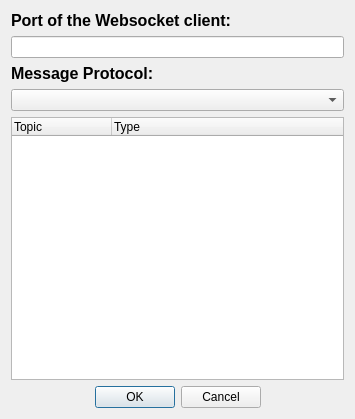
The window that websocket_client.ui (facontidavide/PlotJuggler) describes before a commit, drawn with Qt 5.
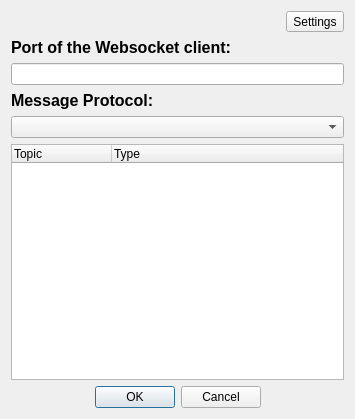
The same window after the commit.

Commit message: Settings_dialog added and max_rate topics control | Status: Compile/Run

What changed in the file:
```diff
--- a/websocket_client.ui
+++ b/websocket_client.ui
@@ -14,6 +14,13 @@
    <string>Form</string>
   </property>
   <layout class="QVBoxLayout" name="verticalLayout">
+   <item alignment="Qt::AlignmentFlag::AlignRight">
+    <widget class="QToolButton" name="toolButton">
+     <property name="text">
+      <string>Settings</string>
+     </property>
+    </widget>
+   </item>
    <item>
     <widget class="QLabel" name="label">
      <property name="font">
```
The commit also changes 4 other files.
